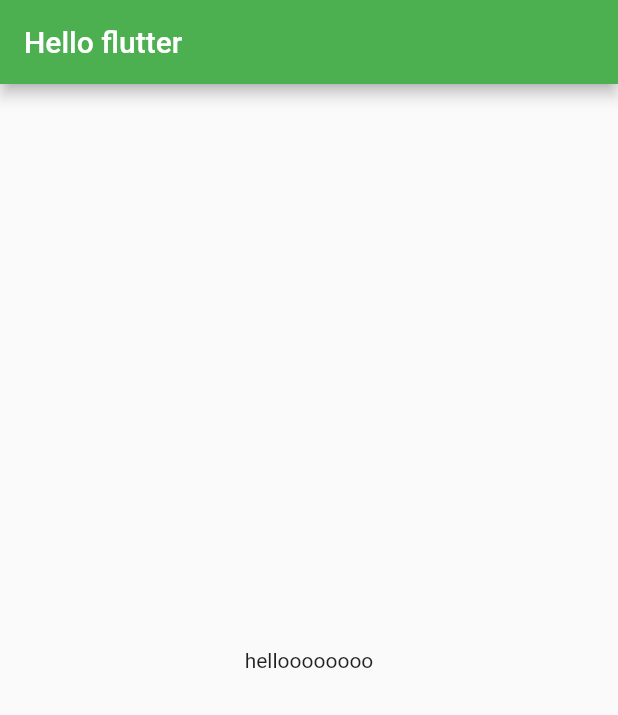
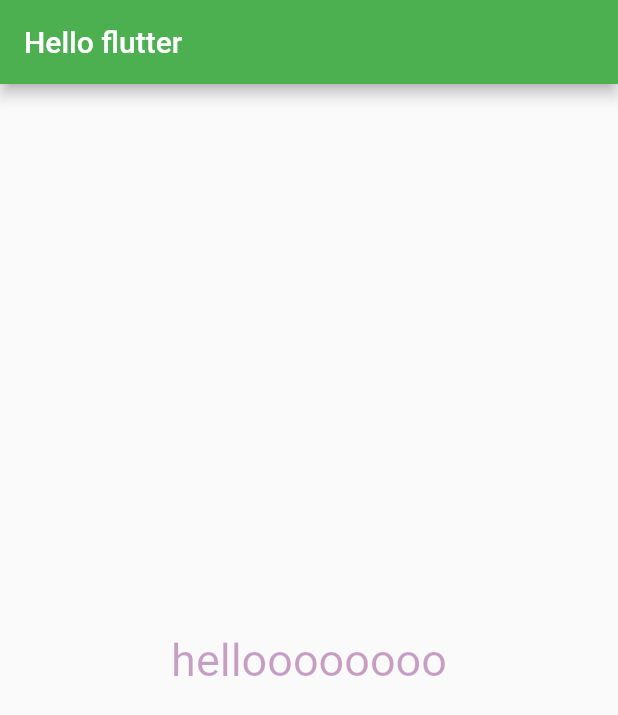
Before and after one commit to napassorn29/basic_flutter, a Flutter app: the screen it shows after launch, on a phone screen of 412 x 824 dp. Shown: the top 715 px of the screen. Run offline on Flutter 3.47's test engine with Material 2 defaults, Android fonts, the light colour scheme and no system bars.

Commit message:
TextStyle

```diff
--- a/basic_flutter/basic_flutter/lib/main.dart
+++ b/basic_flutter/basic_flutter/lib/main.dart
@@ -23,7 +23,11 @@ class MyApp extends StatelessWidget {
           title: Text("Hello flutter"),
         ),
         body: Center(
-          child: Text("helloooooooo"),
+          child: Text(
+            "helloooooooo",
+            style: TextStyle(
+                fontSize: 30, color: Color.fromARGB(98, 114, 10, 104)),
+          ),
         ),
       ),
       theme: ThemeData(
```
